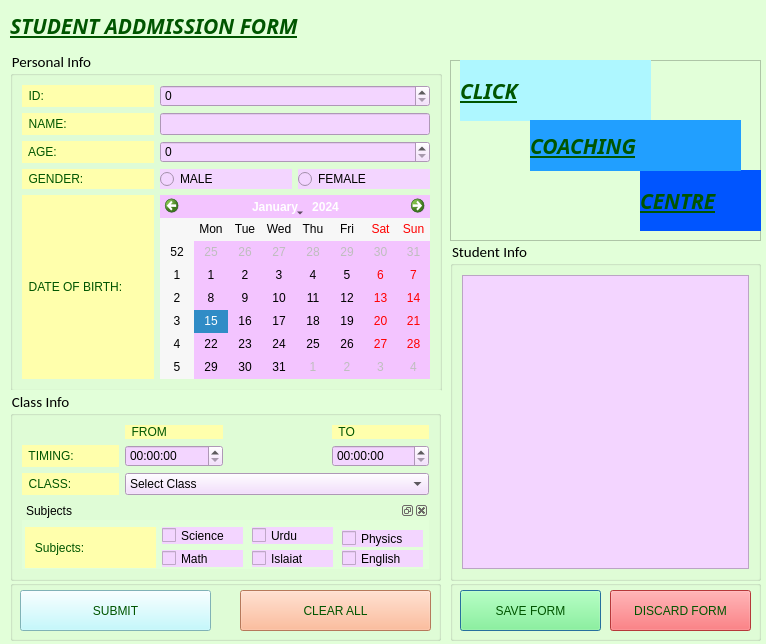
Old version of the form student_form.ui in the repository AhsanGhaffar370/PyQt5_UI.
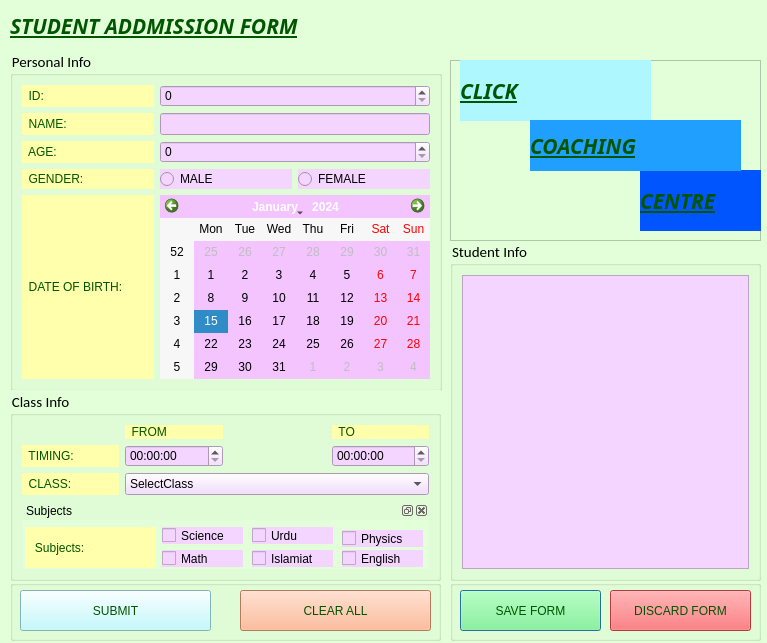
New version of the form. Icons and pictures are not drawn.

Commit message: create examples proj & add pyqt_syntax file; update student_form1 project

What changed in the file:
```diff
--- a/student_form.ui
+++ b/student_form.ui
@@ -6,8 +6,8 @@
    <rect>
     <x>0</x>
     <y>0</y>
-    <width>766</width>
-    <height>644</height>
+    <width>767</width>
+    <height>643</height>
    </rect>
   </property>
   <property name="cursor">
@@ -397,7 +397,7 @@
      <widget class="QComboBox" name="class_co">
       <item>
        <property name="text">
-        <string>Select Class</string>
+        <string>SelectClass</string>
        </property>
       </item>
       <item>
@@ -503,7 +503,7 @@
          </rect>
         </property>
         <property name="text">
-         <string>Islaiat</string>
+         <string>Islamiat</string>
         </property>
        </widget>
        <widget class="QCheckBox" name="eng_ck">
```
Left out of the diff: 64 changed lines with no effect on the pictures. The commit also changes 14 other files.
